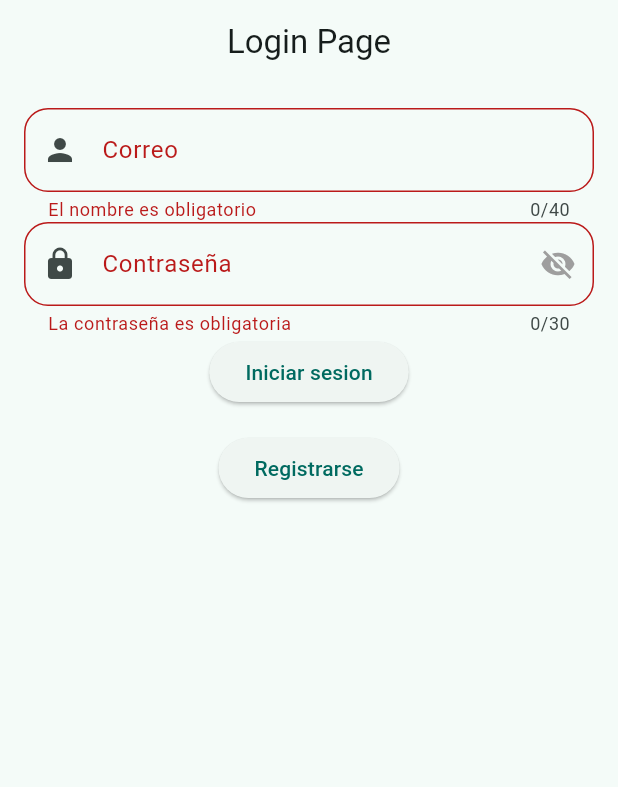
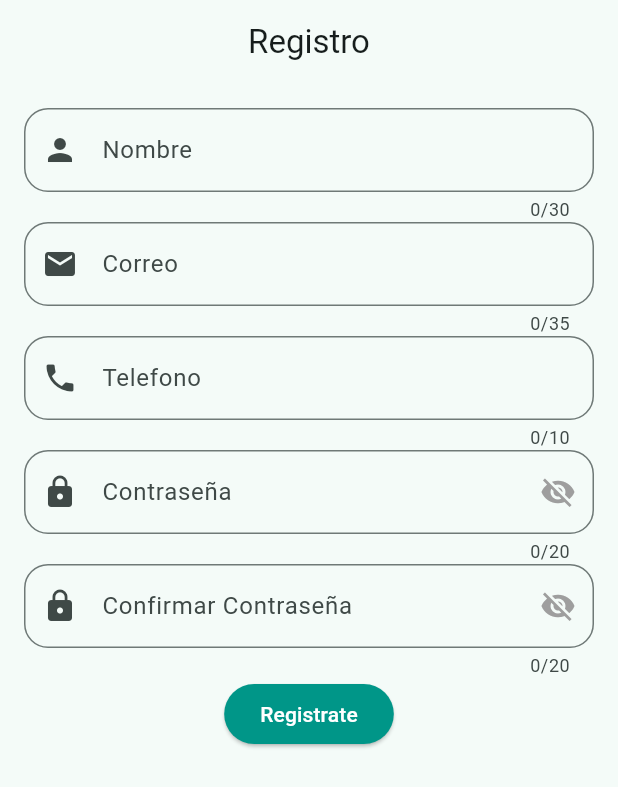
Before and after one commit to diazf3r/Tarea2_2_3PAC, a Flutter app: the screen it shows after launch, after a tap on "Iniciar sesion", after a tap on "Registrarse", on a phone screen of 412 x 824 dp. Shown: the top 787 px of the screen. Run offline on Flutter 3.47's test engine with Material 3 defaults, Android fonts, the phone set to English and light mode, and no system bars.

Commit message:
final adjustments

```diff
--- a/lib/widgets/login_page.dart
+++ b/lib/widgets/login_page.dart
@@ -9,38 +9,25 @@ class LoginPage extends StatelessWidget {
 
   final users = {
     "user1": {
-      'name': 'claudio.vasquez@unah.hn',
-      'password': '20192002377',
+      'name': 'omar.padilla@unah.edu.hn',
+      'password': 'Test123/',
     },
     "user2": {
       'name': 'omar.diaz@unah.hn',
-      'password': '20192001399',
+      'password': 'Estoesunaprueba/2',
     },
   };
   final GlobalKey<FormState> formKey = GlobalKey<FormState>();
-
-  bool checkCredentials(String email, String password) {
-    print(email);
-    print(password);
-    for (var user in users.values) {
-      print(user);
-      if (user['name'] == email && user['password'] == password) {
-        print("found match");
-        return true; // Found a match!
-      }
-    }
-    print("shit failed");
-    return false; // No match found
-  }
 
   @override
   Widget build(BuildContext context) {
     return Scaffold(
         appBar: AppBar(
-          title: const Text('Login Page'),
+          title: const Text('Iniciar Sesión'),
           centerTitle: true,
         ),
-        body: Column(children: [
+        body: Column(
+          children: [
           Padding(
             padding: const EdgeInsets.all(16),
             child: Form(
@@ -50,13 +37,13 @@ class LoginPage extends StatelessWidget {
                     CustomInput(
                       controller: correoController,
                       label: "Correo",
-                      maxLength: 40,
+                      maxLength: 35,
                       validator: (value) {
                         if (value == null || value.isEmpty) {
-                          return 'El nombre es obligatorio';
+                          return 'El correo es obligatorio';
                         }
 
-                        if (!value.contains('@') || !value.contains('unah.edu.hn') || !value.contains('unah.hn')) {
+                        if (!value.contains('@')) {
                           return 'El correo no es válido';
                         }
 
@@ -67,45 +54,46 @@ class LoginPage extends StatelessWidget {
                       controller: passwordController,
                       label: "Contraseña",
                       icon: Icons.lock,
-                      maxLength: 30,
+                      maxLength: 20,
                       keyboardType: TextInputType.visiblePassword,
                       validator: (value) {
                         if (value == null || value.isEmpty) {
-                          return 'La contraseña es obligatoria';
+                          return 'Ingrese la contraseña';
                         }
                         return null;
                       },
                     ),
                     ElevatedButton(
+                        style: ElevatedButton.styleFrom(
+                          backgroundColor: Colors.teal,
+                          foregroundColor: Colors.white,
+                        ),
                         onPressed: () {
                           if (!formKey.currentState!.validate()) {
-                            print('returning');
                             return;
                           }
-                          print('valid form');
                           final email = correoController.text;
                           final password = passwordController.text;
 
-                          var check = false;
-
                           for (var user in users.values) {
-                            print(user);
                             if (user['name'] == email &&
                                 user['password'] == password) {
-                              check = true;
+                              Navigator.pushReplacement(
+                                context,
+                                MaterialPageRoute(
+                                  builder: (context) => HomePage(email: email),
+                                ),
+                              );
                             }
                           }
-
-                          print(check);
-
                         },
                         child: const Text('Iniciar sesion')),
                   ],
                 )),
           ),
-          ElevatedButton(
+          TextButton(
               onPressed: () {
-               //go to registro
+                Navigator.pushNamed(context, 'register');
               },
               child: const Text('Registrarse')),
         ]));
--- a/lib/widgets/register_page.dart
+++ b/lib/widgets/register_page.dart
@@ -0,0 +1,162 @@
+import 'package:flutter/material.dart';
+import 'custom_input.dart';
+
+class RegisterPage extends StatelessWidget {
+  RegisterPage({super.key});
+
+  final TextEditingController emailController = TextEditingController();
+  final TextEditingController nameController = TextEditingController();
+  final TextEditingController phoneController = TextEditingController();
+  final TextEditingController passwordController = TextEditingController();
+  final TextEditingController confirmpasswordController = TextEditingController();
+
+  final GlobalKey<FormState> formKey = GlobalKey<FormState>();
+
+  @override
+  Widget build(BuildContext context) {
+    return Scaffold(
+        appBar: AppBar(
+          title: const Text('Registro'),
+          centerTitle: true,
+          automaticallyImplyLeading: false,
+        ),
+         body: Padding(
+          padding: const EdgeInsets.all(16),
+          child: SingleChildScrollView(
+            child: Form(
+              key: formKey,
+              child: Column(
+                children: [
+                  CustomInput(
+                    label: 'Nombre',
+                    icon: Icons.person,
+                    maxLength: 30,
+                    controller: nameController,
+                    validator: (value) {
+                      if (value == null || value.isEmpty) {
+                        return 'El nombre es obligatorio';
+                      }
+                      return null;
+                    },
+                  ),
+                  CustomInput(
+                    controller: emailController,
+                    label: 'Correo',
+                    maxLength: 35,
+                    icon: Icons.email,
+                    validator: (value) {
+                      if (value == null || value.isEmpty) {
+                        return 'El correo es obligatorio';
+                      }
+
+                      if (value.contains('@unah.edu.hn') || value.contains('@unah.hn')) {
+                        return null;
+                      }
+
+                      return 'El correo no es válido';
+                    },
+                  ),
+                  CustomInput(
+                    controller: phoneController,
+                    label: 'Telefono',
+                    maxLength: 10,
+                    icon: Icons.phone,
+                    keyboardType: TextInputType.phone,
+                    validator: (value) {
+                      if (value == null || value.isEmpty) {
+                        return 'El teléfono es obligatorio';
+                      }
+
+                      if (int.tryParse(value) == null) {
+                        return 'El teléfono no es válido';
+                      }
+                      if (value.length != 8) {
+                        return 'El teléfono debe tener 8 dígitos';
+                      }
+
+                      if (value.contains('9') || value.contains('3')) {
+                        return null;
+                      }
+
+                      return 'El teléfono debe iniciar con 3 o 9';
+                    },
+                  ),
+                  CustomInput(
+                    controller: passwordController,
+                    label: 'Contraseña',
+                    icon: Icons.lock,
+                    obscureText: true,
+                    maxLength: 20,
+                    keyboardType: TextInputType.visiblePassword,
+                    validator: (value) {
+                      if (value!.isEmpty) {
+                        return 'Ingrese una contraseña';
+                      }
+
+                      if (value.length < 8) {
+                        return 'La Contraseña debe tener al menos 8 caracteres';
+                      }
+
+                      if (!value.contains(RegExp(r'[A-Z]'))) {
+                        return 'La contraseña debe contener al menos una letra mayúscula';
+                      }
+
+                      if (!value.contains(RegExp(r'[0-9]'))) {
+                        return 'La contraseña debe contener al menos un número';
+                      }
+
+                      if (!value.contains(RegExp(r'.*[\¬\!\"\£\$\%\^\&\*\(\)\_\+\`\-\=\{\}\:\@\~\<\>\?\[\]\;//\\#\,\.\/\\\|]'))) {
+                        return 'La contraseña debe contener al menos un caracter especial';
+                      }
+
+                      return null;
+                    },
+                  ),
+                  CustomInput(
+                    controller: confirmpasswordController,
+                    label: 'Confirmar Contraseña',
+                    icon: Icons.lock,
+                    obscureText: true,
+                    maxLength: 20,
+                    keyboardType: TextInputType.visiblePassword,
+                    validator: (value) {
+                      if (value == null || value.isEmpty) {
+                        return 'Debe confirmar su contraseña';
+                      }
+
+                      if (value != passwordController.text) {
+                        return 'Las contraseñas no coinciden';
+                      }
+
+                      return null;
+                    },
+                  ),
+                  ElevatedButton(
+                    style: ElevatedButton.styleFrom(
+                      backgroundColor: Colors.teal,
+                      foregroundColor: Colors.white,
+                    ),
+                    onPressed: () {
+                      if (!formKey.currentState!.validate()) {
+                        return;
+                      }
+
+                      final data = {
+                        'nombre': nameController.text,
+                        'correo': emailController.text,
+                        'contrasenia': passwordController.text,
+                        'telefono': phoneController.text,
+                      };
+
+                      print(data);
+                    },
+                    child: const Text('Registrate'),
+                  ),
+                ],
+              ),
+            ),
+          ),
+        ),
+    );
+  }
+}
```
